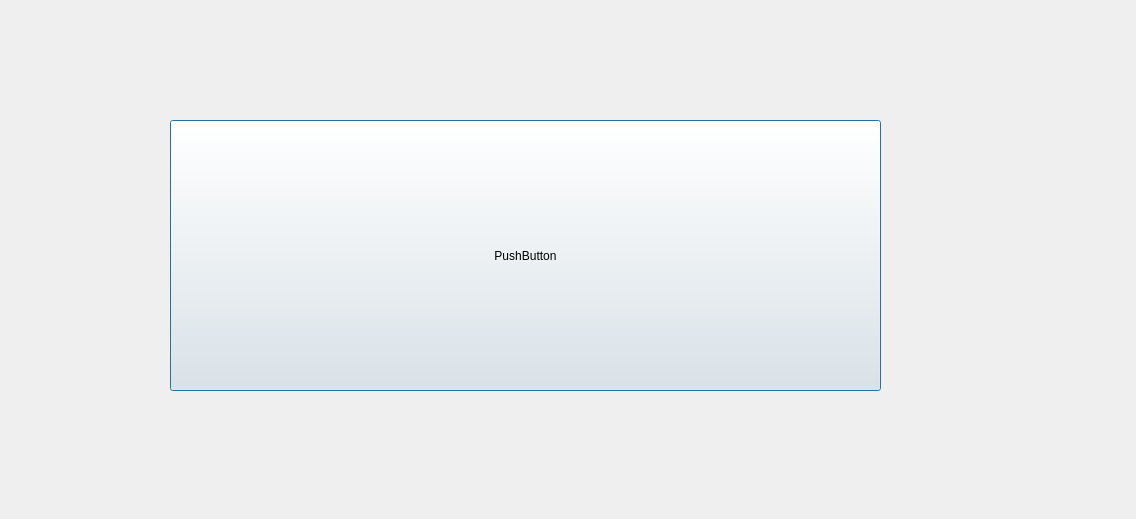
Above: pelicula_1.ui from Danizet/GUI_Proyecto_Magic_Cine before the change. Below: the same form after it.
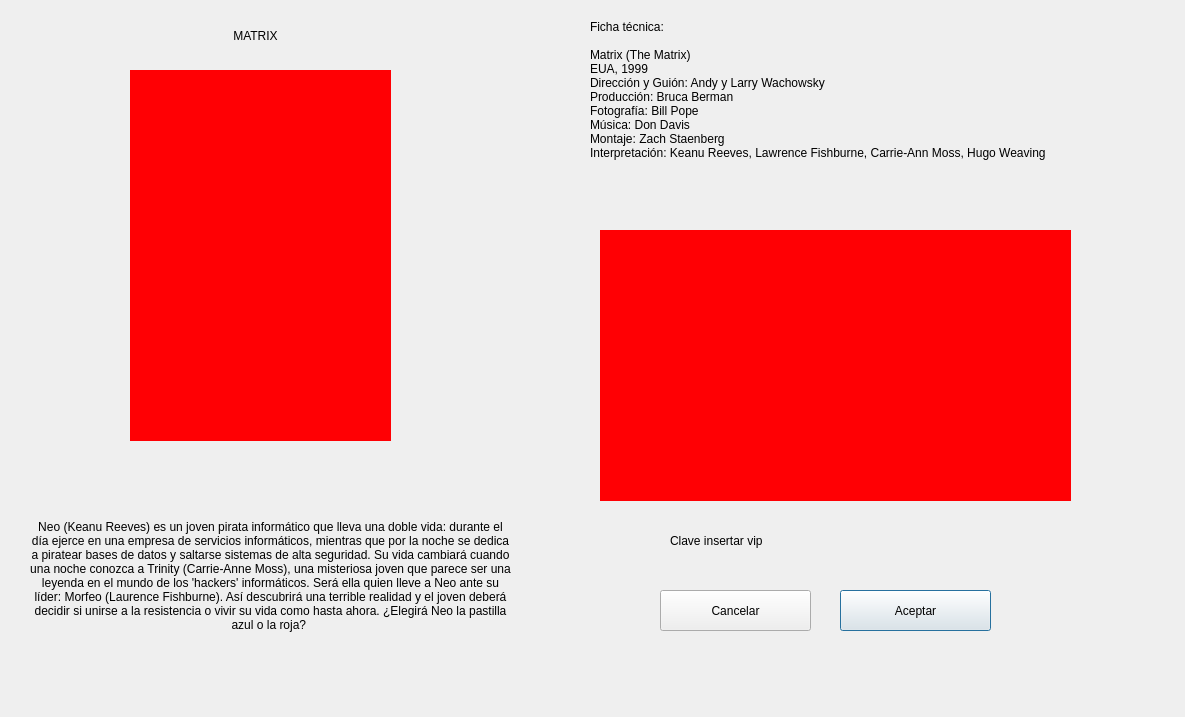
That is the form after the change.

Patch:
```diff
--- a/pelicula_1.ui
+++ b/pelicula_1.ui
@@ -6,8 +6,8 @@
    <rect>
     <x>0</x>
     <y>0</y>
-    <width>1136</width>
-    <height>519</height>
+    <width>1185</width>
+    <height>717</height>
    </rect>
   </property>
   <property name="windowTitle">
@@ -16,14 +16,157 @@
   <widget class="QPushButton" name="pushButton">
    <property name="geometry">
     <rect>
-     <x>170</x>
-     <y>120</y>
-     <width>711</width>
+     <x>840</x>
+     <y>590</y>
+     <width>151</width>
+     <height>41</height>
+    </rect>
+   </property>
+   <property name="text">
+    <string>Aceptar</string>
+   </property>
+  </widget>
+  <widget class="QLabel" name="label">
+   <property name="geometry">
+    <rect>
+     <x>30</x>
+     <y>450</y>
+     <width>481</width>
+     <height>251</height>
+    </rect>
+   </property>
+   <property name="toolTip">
+    <string>&lt;html&gt;&lt;head/&gt;&lt;body&gt;&lt;p align=&quot;center&quot;&gt;mi mama me mimaaaaaaaaaaaaaaaaaaaaaaaaaaaaa&lt;/p&gt;&lt;/body&gt;&lt;/html&gt;</string>
+   </property>
+   <property name="styleSheet">
+    <string notr="true">font: 12pt &quot;Segoe UI&quot;;</string>
+   </property>
+   <property name="text">
+    <string>Neo (Keanu Reeves) es un joven pirata informático que lleva una doble vida: durante el día ejerce en una empresa de servicios informáticos, mientras que por la noche se dedica a piratear bases de datos y saltarse sistemas de alta seguridad. Su vida cambiará cuando una noche conozca a Trinity (Carrie-Anne Moss), una misteriosa joven que parece ser una leyenda en el mundo de los 'hackers' informáticos. Será ella quien lleve a Neo ante su líder: Morfeo (Laurence Fishburne). Así descubrirá una terrible realidad y el joven deberá decidir si unirse a la resistencia o vivir su vida como hasta ahora. ¿Elegirá Neo la pastilla azul o la roja? </string>
+   </property>
+   <property name="scaledContents">
+    <bool>false</bool>
+   </property>
+   <property name="alignment">
+    <set>Qt::AlignCenter</set>
+   </property>
+   <property name="wordWrap">
+    <bool>true</bool>
+   </property>
+   <property name="margin">
+    <number>5</number>
+   </property>
+  </widget>
+  <widget class="QLabel" name="label_2">
+   <property name="geometry">
+    <rect>
+     <x>590</x>
+     <y>20</y>
+     <width>501</width>
+     <height>181</height>
+    </rect>
+   </property>
+   <property name="styleSheet">
+    <string notr="true">font: 10pt &quot;Segoe UI&quot;;</string>
+   </property>
+   <property name="text">
+    <string>Ficha técnica:
+
+Matrix (The Matrix)
+EUA, 1999
+Dirección y Guión: Andy y Larry Wachowsky
+Producción: Bruca Berman
+Fotografía: Bill Pope
+Música: Don Davis
+Montaje: Zach Staenberg
+Interpretación: Keanu Reeves, Lawrence Fishburne, Carrie-Ann Moss, Hugo Weaving
+</string>
+   </property>
+   <property name="alignment">
+    <set>Qt::AlignLeading|Qt::AlignLeft|Qt::AlignTop</set>
+   </property>
+   <property name="wordWrap">
+    <bool>false</bool>
+   </property>
+  </widget>
+  <widget class="QLabel" name="label_3">
+   <property name="geometry">
+    <rect>
+     <x>670</x>
+     <y>520</y>
+     <width>101</width>
+     <height>41</height>
+    </rect>
+   </property>
+   <property name="text">
+    <string>Clave insertar vip</string>
+   </property>
+  </widget>
+  <widget class="QLabel" name="label_4">
+   <property name="geometry">
+    <rect>
+     <x>200</x>
+     <y>20</y>
+     <width>111</width>
+     <height>31</height>
+    </rect>
+   </property>
+   <property name="layoutDirection">
+    <enum>Qt::LeftToRight</enum>
+   </property>
+   <property name="styleSheet">
+    <string notr="true">font: 300 20pt &quot;Segoe UI&quot;;</string>
+   </property>
+   <property name="text">
+    <string>MATRIX</string>
+   </property>
+   <property name="alignment">
+    <set>Qt::AlignCenter</set>
+   </property>
+   <property name="wordWrap">
+    <bool>true</bool>
+   </property>
+  </widget>
+  <widget class="QWidget" name="widget" native="true">
+   <property name="geometry">
+    <rect>
+     <x>130</x>
+     <y>70</y>
+     <width>261</width>
+     <height>371</height>
+    </rect>
+   </property>
+   <property name="toolTip">
+    <string>&lt;html&gt;&lt;head/&gt;&lt;body&gt;&lt;p&gt;Votaciones positivas&lt;/p&gt;&lt;p&gt;+ 100&lt;/p&gt;&lt;p&gt;Votaciones negativas&lt;/p&gt;&lt;p&gt;- 26&lt;/p&gt;&lt;/body&gt;&lt;/html&gt;</string>
+   </property>
+   <property name="styleSheet">
+    <string notr="true">background-color: rgb(255, 0, 4);</string>
+   </property>
+  </widget>
+  <widget class="QWidget" name="widget_2" native="true">
+   <property name="geometry">
+    <rect>
+     <x>600</x>
+     <y>230</y>
+     <width>471</width>
      <height>271</height>
     </rect>
    </property>
+   <property name="styleSheet">
+    <string notr="true">background-color: rgb(255, 0, 4);</string>
+   </property>
+  </widget>
+  <widget class="QPushButton" name="pushButton_2">
+   <property name="geometry">
+    <rect>
+     <x>660</x>
+     <y>590</y>
+     <width>151</width>
+     <height>41</height>
+    </rect>
+   </property>
    <property name="text">
-    <string>PushButton</string>
+    <string>Cancelar</string>
    </property>
   </widget>
  </widget>
```
Left out of the diff: 3 changed lines with no effect on the pictures.
